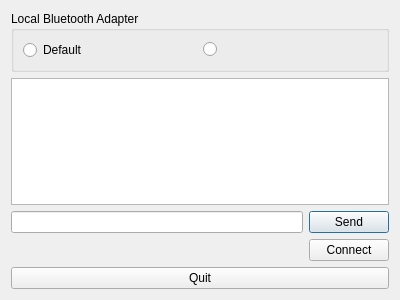
Qt form btchat_server/chat.ui (ana-GT/workspace) before a commit.
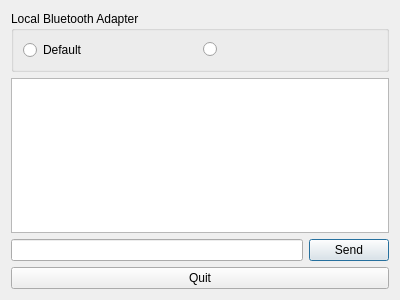
The same form after that commit.

Patch:
```diff
--- a/btchat_server/chat.ui
+++ b/btchat_server/chat.ui
@@ -65,28 +65,7 @@
     </layout>
    </item>
    <item>
-    <layout class="QHBoxLayout" name="horizontalLayout_2">
-     <item>
-      <spacer name="horizontalSpacer">
-       <property name="orientation">
-        <enum>Qt::Horizontal</enum>
-       </property>
-       <property name="sizeHint" stdset="0">
-        <size>
-         <width>40</width>
-         <height>20</height>
-        </size>
-       </property>
-      </spacer>
-     </item>
-     <item>
-      <widget class="QPushButton" name="connectButton">
-       <property name="text">
-        <string>Connect</string>
-       </property>
-      </widget>
-     </item>
-    </layout>
+    <layout class="QHBoxLayout" name="horizontalLayout_2"/>
    </item>
    <item>
     <widget class="QPushButton" name="quitButton">
```
